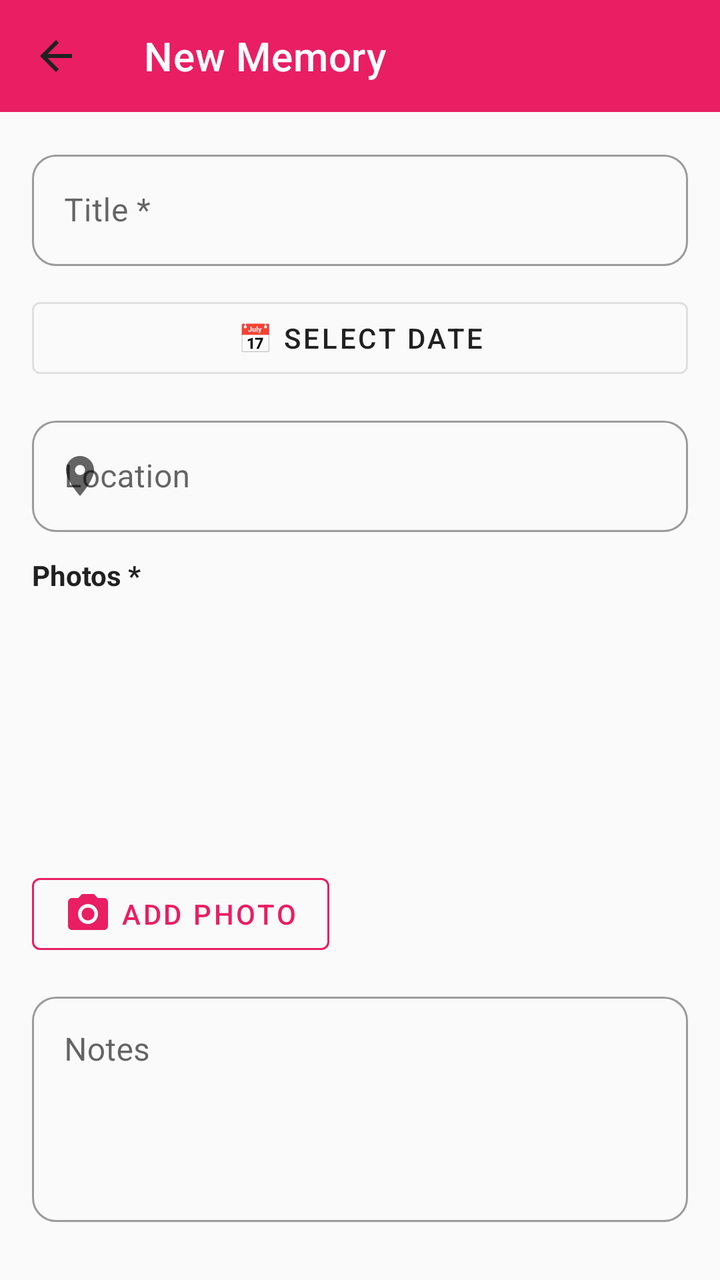
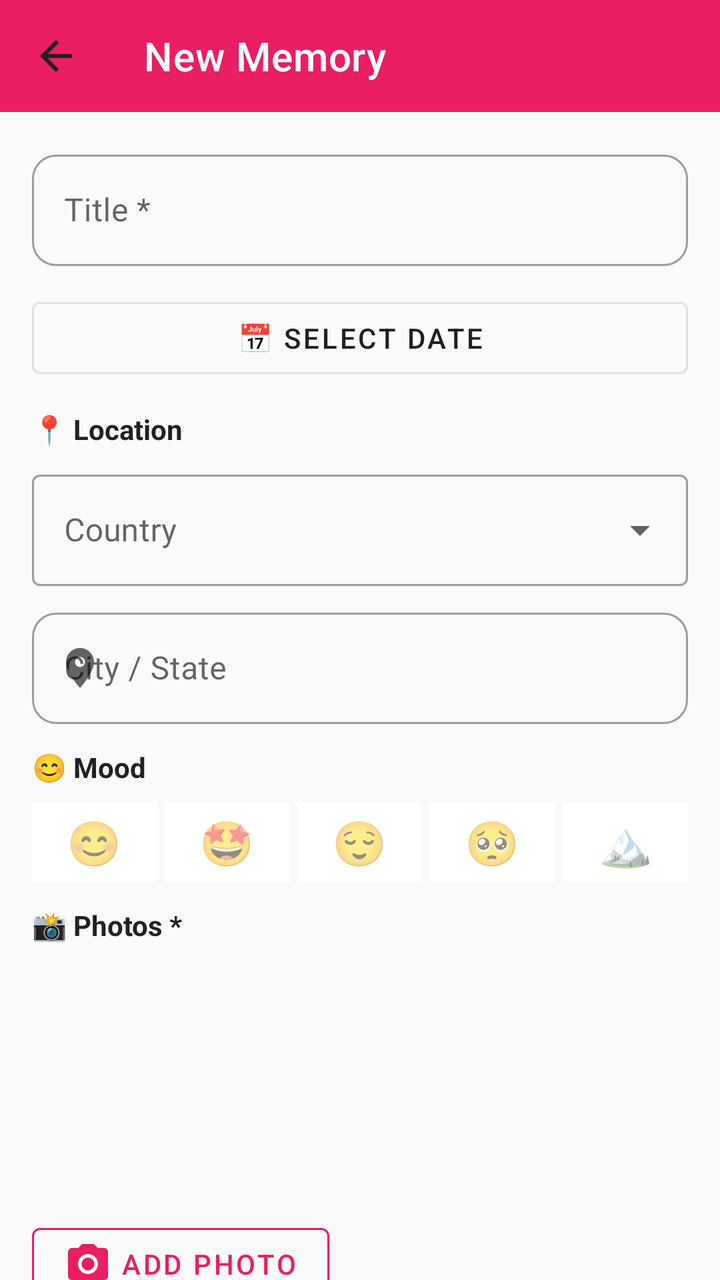

Compare the two renders of this Android layout. The source of the first and the diff that turns it into the second are given below.
<!-- AndroidManifest.xml: application theme Theme.Memoriva -->
<!-- res/layout/activity_memory_create_edit.xml -->
<?xml version="1.0" encoding="utf-8"?>
<androidx.constraintlayout.widget.ConstraintLayout
    xmlns:android="http://schemas.android.com/apk/res/android"
    xmlns:app="http://schemas.android.com/apk/res-auto"
    android:layout_width="match_parent"
    android:layout_height="match_parent"
    android:background="@color/colorBackground">

    
    <androidx.appcompat.widget.Toolbar
        android:id="@+id/toolbar"
        android:layout_width="0dp"
        android:layout_height="?attr/actionBarSize"
        android:background="@color/colorPrimary"
        app:layout_constraintEnd_toEndOf="parent"
        app:layout_constraintStart_toStartOf="parent"
        app:layout_constraintTop_toTopOf="parent"
        app:navigationIcon="@drawable/ic_arrow_back"
        app:title="New Memory"
        app:titleTextColor="@color/white" />

    
    <androidx.core.widget.NestedScrollView
        android:layout_width="0dp"
        android:layout_height="0dp"
        android:fillViewport="true"
        app:layout_constraintBottom_toBottomOf="parent"
        app:layout_constraintEnd_toEndOf="parent"
        app:layout_constraintStart_toStartOf="parent"
        app:layout_constraintTop_toBottomOf="@id/toolbar">

        <LinearLayout
            android:layout_width="match_parent"
            android:layout_height="wrap_content"
            android:orientation="vertical"
            android:padding="16dp">

            
            <com.google.android.material.textfield.TextInputLayout
                android:id="@+id/tilTitle"
                style="@style/Widget.MaterialComponents.TextInputLayout.OutlinedBox"
                android:layout_width="match_parent"
                android:layout_height="wrap_content"
                android:layout_marginBottom="12dp"
                android:hint="Title *"
                app:boxCornerRadiusBottomEnd="12dp"
                app:boxCornerRadiusBottomStart="12dp"
                app:boxCornerRadiusTopEnd="12dp"
                app:boxCornerRadiusTopStart="12dp">

                <com.google.android.material.textfield.TextInputEditText
                    android:id="@+id/etTitle"
                    android:layout_width="match_parent"
                    android:layout_height="wrap_content"
                    android:inputType="textCapSentences"
                    android:maxLength="100" />
            </com.google.android.material.textfield.TextInputLayout>

            
            <com.google.android.material.button.MaterialButton
                android:id="@+id/btnSelectDate"
                style="@style/Widget.MaterialComponents.Button.OutlinedButton"
                android:layout_width="match_parent"
                android:layout_height="wrap_content"
                android:layout_marginBottom="12dp"
                android:text="📅 Select Date"
                android:textColor="@color/colorTextPrimary"
                app:strokeColor="@color/colorDivider" />

            
            <com.google.android.material.textfield.TextInputLayout
                android:id="@+id/tilLocation"
                style="@style/Widget.MaterialComponents.TextInputLayout.OutlinedBox"
                android:layout_width="match_parent"
                android:layout_height="wrap_content"
                android:layout_marginBottom="12dp"
                android:hint="Location"
                app:boxCornerRadiusBottomEnd="12dp"
                app:boxCornerRadiusBottomStart="12dp"
                app:boxCornerRadiusTopEnd="12dp"
                app:boxCornerRadiusTopStart="12dp"
                app:startIconDrawable="@drawable/ic_location">

                <com.google.android.material.textfield.TextInputEditText
                    android:id="@+id/etLocation"
                    android:layout_width="match_parent"
                    android:layout_height="wrap_content"
                    android:inputType="textCapWords" />
            </com.google.android.material.textfield.TextInputLayout>

            
            <TextView
                android:layout_width="match_parent"
                android:layout_height="wrap_content"
                android:layout_marginBottom="8dp"
                android:text="Photos *"
                android:textColor="@color/colorTextPrimary"
                android:textSize="14sp"
                android:textStyle="bold" />

            
            <androidx.recyclerview.widget.RecyclerView
                android:id="@+id/rvPhotos"
                android:layout_width="match_parent"
                android:layout_height="120dp"
                android:layout_marginBottom="8dp"
                android:clipToPadding="false"
                android:orientation="horizontal"
                android:paddingEnd="8dp" />

            
            <com.google.android.material.button.MaterialButton
                android:id="@+id/btnAddPhoto"
                style="@style/Widget.MaterialComponents.Button.OutlinedButton"
                android:layout_width="wrap_content"
                android:layout_height="wrap_content"
                android:layout_marginBottom="12dp"
                android:text="Add Photo"
                android:textColor="@color/colorPrimary"
                app:icon="@drawable/ic_camera"
                app:iconTint="@color/colorPrimary"
                app:strokeColor="@color/colorPrimary" />

            
            <com.google.android.material.textfield.TextInputLayout
                android:id="@+id/tilNotes"
                style="@style/Widget.MaterialComponents.TextInputLayout.OutlinedBox"
                android:layout_width="match_parent"
                android:layout_height="wrap_content"
                android:layout_marginBottom="24dp"
                android:hint="Notes"
                app:boxCornerRadiusBottomEnd="12dp"
                app:boxCornerRadiusBottomStart="12dp"
                app:boxCornerRadiusTopEnd="12dp"
                app:boxCornerRadiusTopStart="12dp">

                <com.google.android.material.textfield.TextInputEditText
                    android:id="@+id/etNotes"
                    android:layout_width="match_parent"
                    android:layout_height="wrap_content"
                    android:gravity="top"
                    android:inputType="textMultiLine|textCapSentences"
                    android:maxLength="1000"
                    android:minLines="4" />
            </com.google.android.material.textfield.TextInputLayout>

            
            <com.google.android.material.button.MaterialButton
                android:id="@+id/btnSaveMemory"
                android:layout_width="match_parent"
                android:layout_height="56dp"
                android:text="Save Memory"
                android:textColor="@color/white"
                android:textSize="16sp"
                app:backgroundTint="@color/colorPrimary"
                app:cornerRadius="26dp" />

        </LinearLayout>
    </androidx.core.widget.NestedScrollView>

</androidx.constraintlayout.widget.ConstraintLayout>
<!-- resources referenced by this layout -->
<resources>
  <color name="colorBackground">#FAFAFA</color>
  <color name="colorDivider">#E0E0E0</color>
  <color name="colorPrimary">#E91E63</color>
  <color name="colorTextPrimary">#212121</color>
  <color name="white">#FFFFFFFF</color>
  <!-- drawable ic_arrow_back (drawable) -->
  <vector xmlns:android="http://schemas.android.com/apk/res/android"
      android:width="24dp"
      android:height="24dp"
      android:viewportWidth="24"
      android:viewportHeight="24"
      android:tint="@color/colorTextPrimary">
      <path
          android:fillColor="@android:color/white"
          android:pathData="M20,11H7.83l5.59,-5.59L12,4l-8,8 8,8 1.41,-1.41L7.83,13H20v-2z"/>
  </vector>
  <!-- drawable ic_camera (drawable) -->
  <?xml version="1.0" encoding="utf-8"?>
  <vector xmlns:android="http://schemas.android.com/apk/res/android"
      android:width="24dp"
      android:height="24dp"
      android:viewportWidth="24"
      android:viewportHeight="24">
      <path
          android:fillColor="@android:color/black"
          android:pathData="M12,15.2c1.77,0 3.2,-1.43 3.2,-3.2s-1.43,-3.2 -3.2,-3.2 -3.2,1.43 -3.2,3.2 1.43,3.2 3.2,3.2zM9,2L7.17,4H4c-1.1,0 -2,0.9 -2,2v12c0,1.1 0.9,2 2,2h16c1.1,0 2,-0.9 2,-2V6c0,-1.1 -0.9,-2 -2,-2h-3.17L15,2H9zm3,15c-2.76,0 -5,-2.24 -5,-5s2.24,-5 5,-5 5,2.24 5,5 -2.24,5 -5,5z" />
  </vector>
  <!-- drawable ic_location (drawable) -->
  <?xml version="1.0" encoding="utf-8"?>
  <vector xmlns:android="http://schemas.android.com/apk/res/android"
      android:width="24dp"
      android:height="24dp"
      android:viewportWidth="24"
      android:viewportHeight="24">
      <path
          android:fillColor="@android:color/black"
          android:pathData="M12,2C8.13,2 5,5.13 5,9c0,5.25 7,13 7,13s7,-7.75 7,-13c0,-3.87 -3.13,-7 -7,-7zM12,11.5c-1.38,0 -2.5,-1.12 -2.5,-2.5s1.12,-2.5 2.5,-2.5 2.5,1.12 2.5,2.5 -1.12,2.5 -2.5,2.5z" />
  </vector>
  <style name="Theme.Memoriva" parent="Base.Theme.Memoriva" />
  <style name="Base.Theme.Memoriva" parent="Theme.MaterialComponents.Light.NoActionBar">
          <item name="colorPrimary">@color/colorPrimary</item>
          <item name="colorPrimaryDark">@color/colorPrimaryDark</item>
          <item name="colorAccent">@color/colorAccent</item>
          <item name="android:colorBackground">@color/colorBackground</item>
          <item name="colorSurface">@color/colorSurface</item>
          <item name="colorOnPrimary">@color/colorOnPrimary</item>
          <item name="colorError">@color/colorError</item>
          <item name="android:statusBarColor">@color/colorPrimary</item>
          <item name="android:windowLightStatusBar" tools:targetApi="m">false</item>
      </style>
  <color name="colorPrimaryDark">#C2185B</color>
  <color name="colorAccent">#FF5252</color>
  <color name="colorSurface">#FFFFFF</color>
  <color name="colorOnPrimary">#FFFFFF</color>
  <color name="colorError">#F44336</color>
</resources>

<!-- the commit's change to res/layout/activity_memory_create_edit.xml (unified diff, before → after) -->
@@ -6,7 +6,6 @@
     android:layout_height="match_parent"
     android:background="@color/colorBackground">
 
-    
     <androidx.appcompat.widget.Toolbar
         android:id="@+id/toolbar"
         android:layout_width="0dp"
@@ -19,7 +18,6 @@
         app:title="New Memory"
         app:titleTextColor="@color/white" />
 
-    
     <androidx.core.widget.NestedScrollView
         android:layout_width="0dp"
         android:layout_height="0dp"
@@ -47,12 +45,12 @@
                 app:boxCornerRadiusBottomStart="12dp"
                 app:boxCornerRadiusTopEnd="12dp"
                 app:boxCornerRadiusTopStart="12dp">
-
                 <com.google.android.material.textfield.TextInputEditText
                     android:id="@+id/etTitle"
                     android:layout_width="match_parent"
                     android:layout_height="wrap_content"
                     android:inputType="textCapSentences"
+                    android:textColor="@color/colorTextPrimary"
                     android:maxLength="100" />
             </com.google.android.material.textfield.TextInputLayout>
 
@@ -68,23 +66,50 @@
                 app:strokeColor="@color/colorDivider" />
 
             
+            <TextView
+                android:layout_width="match_parent"
+                android:layout_height="wrap_content"
+                android:text="📍 Location"
+                android:textColor="@color/colorTextPrimary"
+                android:textSize="14sp"
+                android:textStyle="bold"
+                android:layout_marginBottom="8dp" />
+
+            
+            <com.google.android.material.textfield.TextInputLayout
+                android:id="@+id/tilCountry"
+                style="@style/Widget.MaterialComponents.TextInputLayout.OutlinedBox.ExposedDropdownMenu"
+                android:layout_width="match_parent"
+                android:layout_height="wrap_content"
+                android:layout_marginBottom="8dp"
+                android:hint="Country">
+                <AutoCompleteTextView
+                    android:id="@+id/spinnerCountry"
+                    android:layout_width="match_parent"
+                    android:layout_height="wrap_content"
+                    android:inputType="textCapWords"
+                    android:textColor="@color/colorTextPrimary"
+                    android:completionThreshold="1" />
+            </com.google.android.material.textfield.TextInputLayout>
+
+            
             <com.google.android.material.textfield.TextInputLayout
                 android:id="@+id/tilLocation"
                 style="@style/Widget.MaterialComponents.TextInputLayout.OutlinedBox"
                 android:layout_width="match_parent"
                 android:layout_height="wrap_content"
                 android:layout_marginBottom="12dp"
-                android:hint="Location"
+                android:hint="City / State"
+                app:startIconDrawable="@drawable/ic_location"
                 app:boxCornerRadiusBottomEnd="12dp"
                 app:boxCornerRadiusBottomStart="12dp"
                 app:boxCornerRadiusTopEnd="12dp"
-                app:boxCornerRadiusTopStart="12dp"
-                app:startIconDrawable="@drawable/ic_location">
-
+                app:boxCornerRadiusTopStart="12dp">
                 <com.google.android.material.textfield.TextInputEditText
                     android:id="@+id/etLocation"
                     android:layout_width="match_parent"
                     android:layout_height="wrap_content"
+                    android:textColor="@color/colorTextPrimary"
                     android:inputType="textCapWords" />
             </com.google.android.material.textfield.TextInputLayout>
 
@@ -92,13 +117,55 @@
             <TextView
                 android:layout_width="match_parent"
                 android:layout_height="wrap_content"
+                android:text="😊 Mood"
+                android:textColor="@color/colorTextPrimary"
+                android:textSize="14sp"
+                android:textStyle="bold"
+                android:layout_marginBottom="8dp" />
+
+            <LinearLayout
+                android:layout_width="match_parent"
+                android:layout_height="wrap_content"
+                android:orientation="horizontal"
+                android:layout_marginBottom="12dp">
+
+                <TextView android:id="@+id/moodHappy"
+                    android:layout_width="0dp" android:layout_height="40dp"
+                    android:layout_weight="1" android:gravity="center"
+                    android:text="😊" android:textSize="22sp"
+                    android:background="@color/white" android:layout_marginEnd="4dp" />
+                <TextView android:id="@+id/moodExcited"
+                    android:layout_width="0dp" android:layout_height="40dp"
+                    android:layout_weight="1" android:gravity="center"
+                    android:text="🤩" android:textSize="22sp"
+                    android:background="@color/white" android:layout_marginEnd="4dp" />
+                <TextView android:id="@+id/moodPeaceful"
+                    android:layout_width="0dp" android:layout_height="40dp"
+                    android:layout_weight="1" android:gravity="center"
+                    android:text="😌" android:textSize="22sp"
+                    android:background="@color/white" android:layout_marginEnd="4dp" />
+                <TextView android:id="@+id/moodNostalgic"
+                    android:layout_width="0dp" android:layout_height="40dp"
+                    android:layout_weight="1" android:gravity="center"
+                    android:text="🥺" android:textSize="22sp"
+                    android:background="@color/white" android:layout_marginEnd="4dp" />
+                <TextView android:id="@+id/moodAdventurous"
+                    android:layout_width="0dp" android:layout_height="40dp"
+                    android:layout_weight="1" android:gravity="center"
+                    android:text="🏔️" android:textSize="22sp"
+                    android:background="@color/white" />
+            </LinearLayout>
+
+            
+            <TextView
+                android:layout_width="match_parent"
+                android:layout_height="wrap_content"
                 android:layout_marginBottom="8dp"
-                android:text="Photos *"
+                android:text="📸 Photos *"
                 android:textColor="@color/colorTextPrimary"
                 android:textSize="14sp"
                 android:textStyle="bold" />
 
-            
             <androidx.recyclerview.widget.RecyclerView
                 android:id="@+id/rvPhotos"
                 android:layout_width="match_parent"
@@ -108,7 +175,6 @@
                 android:orientation="horizontal"
                 android:paddingEnd="8dp" />
 
-            
             <com.google.android.material.button.MaterialButton
                 android:id="@+id/btnAddPhoto"
                 style="@style/Widget.MaterialComponents.Button.OutlinedButton"
@@ -133,12 +199,12 @@
                 app:boxCornerRadiusBottomStart="12dp"
                 app:boxCornerRadiusTopEnd="12dp"
                 app:boxCornerRadiusTopStart="12dp">
-
                 <com.google.android.material.textfield.TextInputEditText
                     android:id="@+id/etNotes"
                     android:layout_width="match_parent"
                     android:layout_height="wrap_content"
                     android:gravity="top"
+                    android:textColor="@color/colorTextPrimary"
                     android:inputType="textMultiLine|textCapSentences"
                     android:maxLength="1000"
                     android:minLines="4" />
